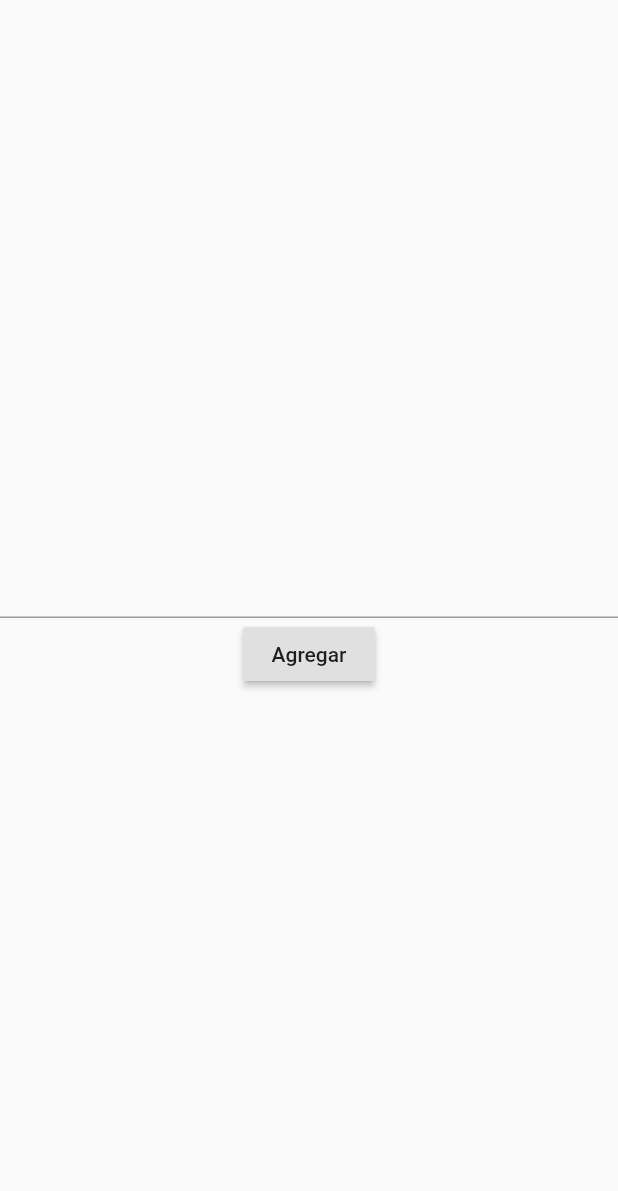
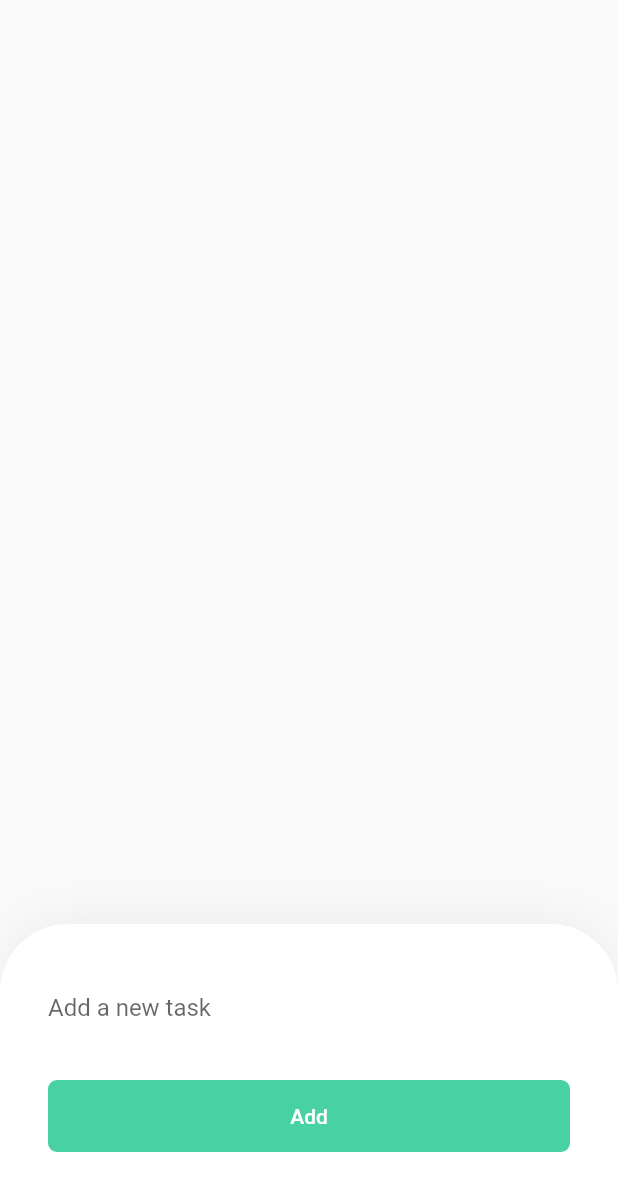
Before and after one commit to JairHuamanBellido/Flutter-TodoApp, a Flutter app: the screen it shows after launch, on a phone screen of 412 x 824 dp. Shown: the top 1191 px of the screen. Run offline on Flutter 3.47's test engine with Material 2 defaults, Android fonts, the phone set to English and light mode, and no system bars.

Commit message:
se rediseño la app y sus funcionalidades

```diff
--- /dev/null
+++ b/lib/Form_task.dart
@@ -0,0 +1,56 @@
+import 'package:flutter/cupertino.dart';
+import 'package:flutter/material.dart';
+
+class FormTask extends StatelessWidget {
+  final TextEditingController controller;
+  final dynamic addTask;
+
+  String task;
+  FormTask({Key key, this.controller, this.addTask}) : super(key: key);
+
+  void _addTask() {
+    print('Añadiendo la tarea $task');
+    this.addTask(task);
+  }
+
+  @override
+  Widget build(BuildContext context) {
+    return Container(
+      child: Container(
+        padding: EdgeInsets.symmetric(horizontal: 32, vertical: 32),
+        width: MediaQuery.of(context).size.width,
+        child: Column(
+          mainAxisAlignment: MainAxisAlignment.center,
+          children: <Widget>[
+            TextField(
+              controller: this.controller,
+              onChanged: (String value) {
+                task = value;
+              },
+              decoration: InputDecoration(
+                hintText: 'Add a new task',
+                border: InputBorder.none,
+              ),
+            ),
+            Container(
+              width: MediaQuery.of(context).size.width,
+              margin: EdgeInsets.symmetric(vertical: 24),
+              child: FlatButton(
+                splashColor: Color.fromRGBO(72, 150, 162, .5),
+                onPressed: _addTask,
+                padding: EdgeInsets.symmetric(vertical: 16),
+                color: Color.fromRGBO(72, 209, 162, 1),
+                shape: RoundedRectangleBorder(
+                    borderRadius: BorderRadius.circular(6)),
+                child: Text(
+                  'Add',
+                  style: TextStyle(color: Colors.white),
+                ),
+              ),
+            ),
+          ],
+        ),
+      ),
+    );
+  }
+}
--- /dev/null
+++ b/lib/Task_item.dart
@@ -0,0 +1,17 @@
+import 'package:flutter/cupertino.dart';
+
+class Task extends StatelessWidget {
+  final String task;
+  const Task({Key key, this.task}) : super(key: key);
+
+  @override
+  Widget build(BuildContext context) {
+    return Container(
+        width: 300,
+      child: Text(
+        this.task,
+        textDirection: TextDirection.ltr,
+      ),
+    );
+  }
+}
--- a/lib/main.dart
+++ b/lib/main.dart
@@ -1,4 +1,6 @@
 import 'package:flutter/material.dart';
+import 'package:same_project/Form_task.dart';
+import 'package:same_project/Task_item.dart';
 
 void main() => runApp(App());
 
@@ -8,9 +10,7 @@ class App extends StatefulWidget {
 }
 
 class _AppState extends State<App> {
-  final _formKey = GlobalKey<FormState>();
   final myController = TextEditingController();
-
 
   @override
   void dispose() {
@@ -20,21 +20,14 @@ class _AppState extends State<App> {
     super.dispose();
   }
 
-  _printLatestValue() {
-    print("Second text field: ${myController.text}");
-  }
-
   List tasks = [];
   String name = "";
-  void increment() {
-    print("Aumentando");
+  void addTask(value) {
+    print("Añadiendo tarea");
     setState(() {
-        tasks.add(name);
+      tasks.add(value);
     });
-
     myController.clear();
-
-
   }
 
   void setName(String value) {
@@ -48,37 +41,50 @@ class _AppState extends State<App> {
   Widget build(BuildContext context) {
     return MaterialApp(
       home: Scaffold(
-        body: Center(
-          child: Column(
-            mainAxisAlignment: MainAxisAlignment.center,
+        body: SafeArea(
+          child: Stack(
             children: <Widget>[
-              Form(
-                  key: _formKey,
+              Positioned(
+                top: 0,
+                child: Container(
+                  width: 200,
+                  height: 500,
+                  child: ListView.builder(
+                    itemCount: tasks.length,
+                    itemBuilder: (BuildContext context, int index) {
+                      return Container(
+                          child: Task(
+                        task: tasks[index],
+                      ));
+                    },
+                  ),
+                ),
+              ),
+              Positioned(
+                bottom: 0,
+                child: Container(
+                  decoration: BoxDecoration(
+                    color: Colors.white,
+                    borderRadius: BorderRadius.only(
+                        topLeft: Radius.circular(45.0),
+                        topRight: Radius.circular(45.0)),
+                    boxShadow: [
+                      BoxShadow(
+                          color: Color.fromRGBO(55, 55, 55, .06),
+                          offset: Offset(0.0, -6),
+                          blurRadius: 24)
+                    ],
+                  ),
                   child: Column(
                     children: <Widget>[
-
-                      TextField(
-                        controller: myController,
-                        onChanged: (String value){
-                            setName(value);
-                        },
+                      FormTask(
+                        controller: this.myController,
+                        addTask: this.addTask,
                       ),
-                      RaisedButton(
-                        onPressed: increment,
-                        child: Text(
-                          'Agregar',
-                          textDirection: TextDirection.ltr,
-                        ),
-                      ),
-                      Column(
-                        crossAxisAlignment: CrossAxisAlignment.center,
-                        mainAxisAlignment: MainAxisAlignment.center,
-                        children: <Widget>[
-                          for (var item in tasks) Text(item.toString())
-                        ],
-                      )
                     ],
-                  )),
+                  ),
+                ),
+              ),
             ],
           ),
         ),
```
